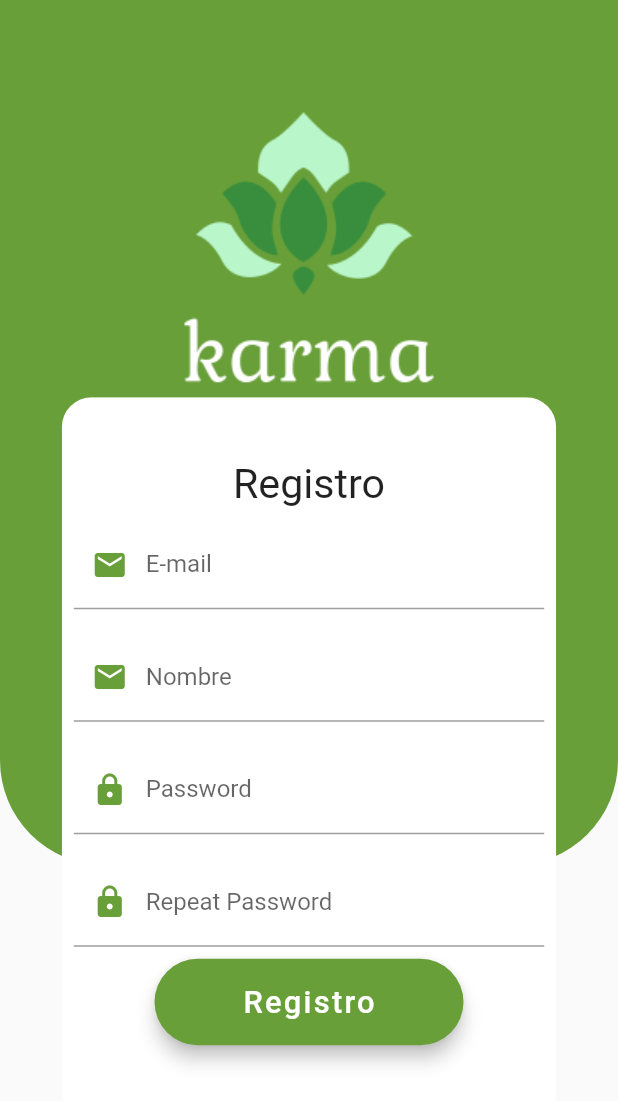
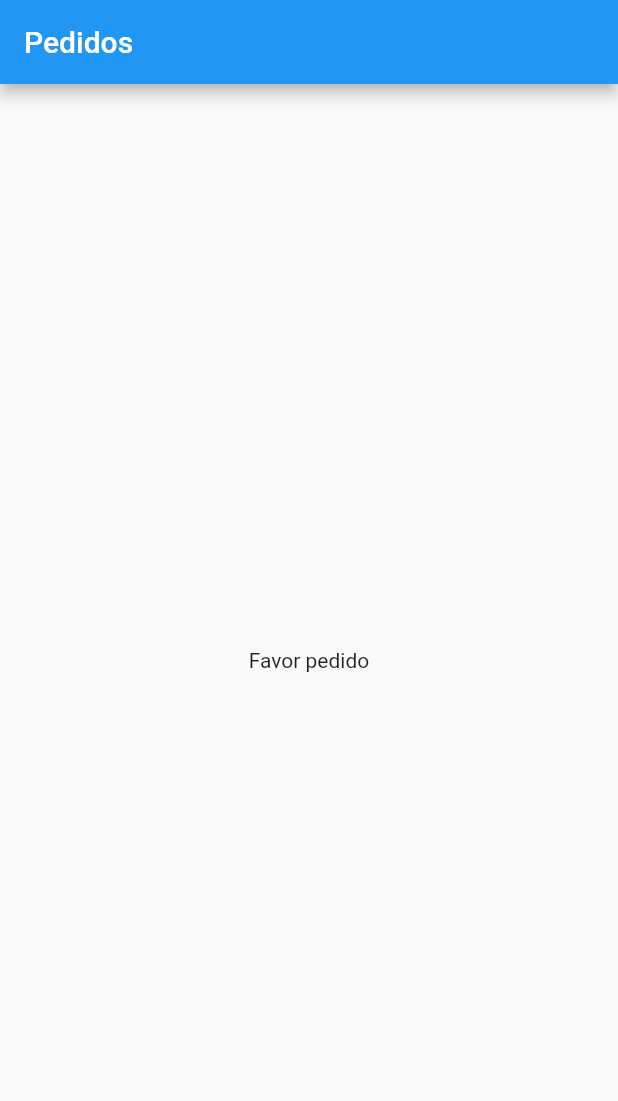
Before and after one commit to marvinel/karma_flutter, a Flutter app: the screen it shows after launch, after a tap on "Login", on a phone screen of 412 x 824 dp. Shown: the top 1101 px of the screen. Run offline on Flutter 3.47's test engine with Material 2 defaults, Android fonts, the phone set to English and light mode, and no system bars; our stand-ins replace font_awesome_flutter.

Commit message:
paginas faltantes en version base

```diff
--- a/lib/screens/myapp.dart
+++ b/lib/screens/myapp.dart
@@ -1,6 +1,12 @@
+import 'package:karma/widgets/favorLista.dart';
+import 'package:karma/widgets/favorPedido.dart';
+import 'package:karma/widgets/favoresSeleccionados.dart';
 import 'package:karma/widgets/login.dart';
+import 'package:karma/widgets/perfil.dart';
 import 'package:karma/widgets/registro.dart';
 import 'package:flutter/material.dart';
+
+import '../widgets/registro.dart';
 
 class MyApp extends StatelessWidget {
   // This widget is the root of your application.
@@ -13,9 +19,10 @@ class MyApp extends StatelessWidget {
       routes: {
         '/login': (context) => MyHomePage(title: "Login"),
         '/registro': (context) => Registro(title: "Registro"),
-        '/home': (context) => Registro(),
-        '/pedidos': (context) => Registro(),
-        '/perfil': (context) => Registro(),
+        '/Fpedidos': (context) => Fpedido(),
+        '/Flista': (context) => FLista(),
+        '/perfil': (context) => Perfil(),
+        '/Fseleccionados': (context) => Fseleccionados(),
       },
       initialRoute: '/login',
     );
--- /dev/null
+++ b/lib/widgets/favorLista.dart
@@ -0,0 +1,18 @@
+import 'package:flutter/material.dart';
+
+class FLista extends StatelessWidget {
+  @override
+  Widget build(BuildContext context) {
+    return MaterialApp(
+      title: 'Bienvenidos a los pedidos',
+      home: Scaffold(
+        appBar: AppBar(
+          title: Text('Pedidos'),
+        ),
+        body: Center(
+          child: Text('Lista Favores'),
+        ),
+      ),
+    );
+  }
+}
--- /dev/null
+++ b/lib/widgets/favorPedido.dart
@@ -0,0 +1,18 @@
+import 'package:flutter/material.dart';
+
+class Fpedido extends StatelessWidget {
+  @override
+  Widget build(BuildContext context) {
+    return MaterialApp(
+      title: 'Bienvenidos a los pedidos',
+      home: Scaffold(
+        appBar: AppBar(
+          title: Text('Pedidos'),
+        ),
+        body: Center(
+          child: Text('Favor pedido'),
+        ),
+      ),
+    );
+  }
+}
--- /dev/null
+++ b/lib/widgets/favoresSeleccionados.dart
@@ -0,0 +1,18 @@
+import 'package:flutter/material.dart';
+
+class Fseleccionados extends StatelessWidget {
+  @override
+  Widget build(BuildContext context) {
+    return MaterialApp(
+      title: 'Bienvenidos a los pedidos',
+      home: Scaffold(
+        appBar: AppBar(
+          title: Text('Pedidos'),
+        ),
+        body: Center(
+          child: Text('Favores seleccionados'),
+        ),
+      ),
+    );
+  }
+}
--- a/lib/widgets/login.dart
+++ b/lib/widgets/login.dart
@@ -86,7 +86,7 @@ class _MyHomePageState extends State<MyHomePage> {
               ),
               onPressed: () {
                 _status();
-                Navigator.of(context).pushNamed("/home");
+                Navigator.of(context).pushNamed("/Fpedidos");
               },
               child: Text(
                 "Login",
```
Also changed, not shown: lib/widgets/perfil.dart (added, +18 -0 lines).
